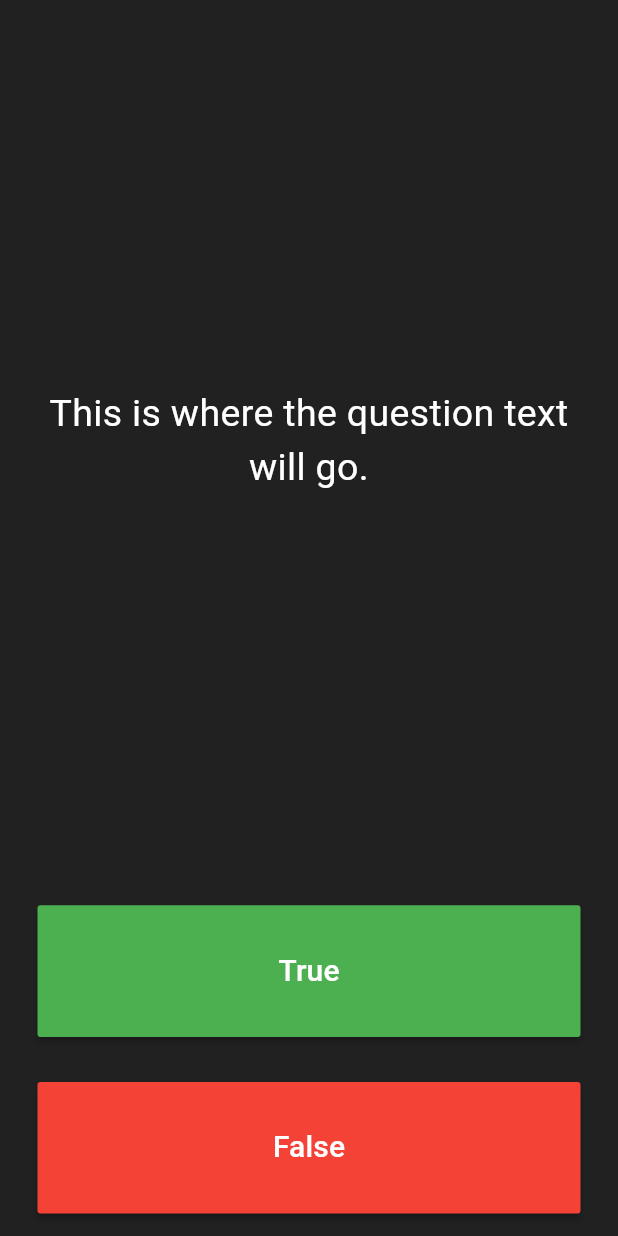
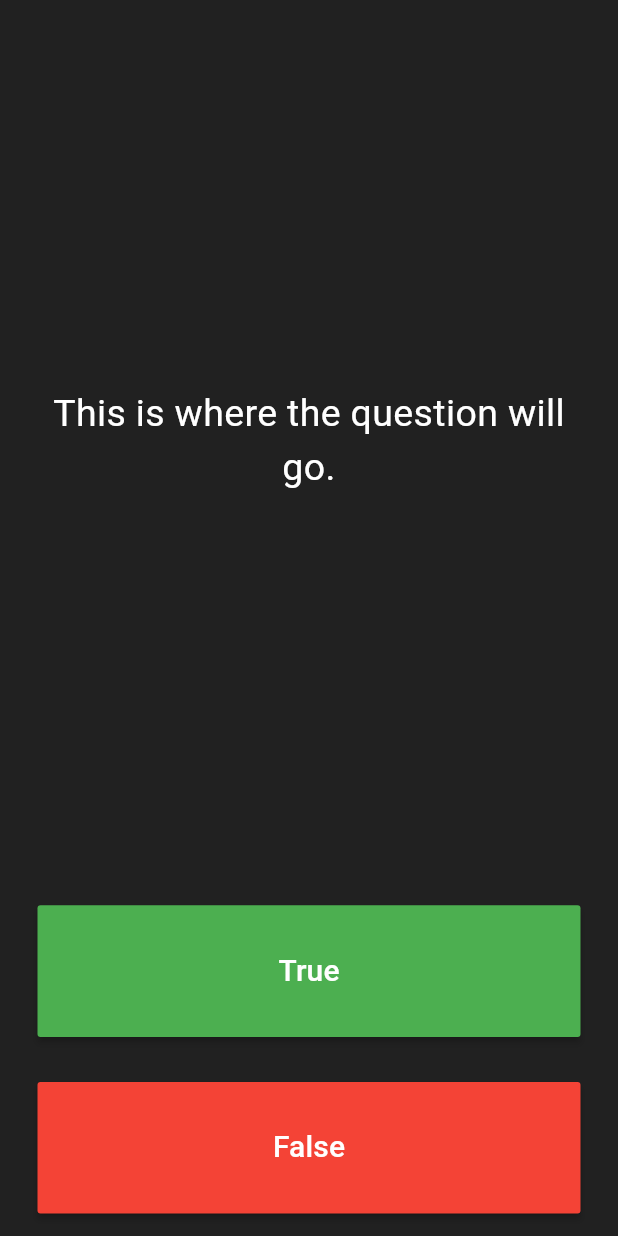
Before and after one commit to gokmentas/quizzler, a Flutter app: the screen it shows after launch, on a phone screen of 412 x 824 dp. Run offline on Flutter 3.47's test engine with Material 3 defaults, Android fonts, the phone set to English and light mode, and no system bars.

Commit message:
Update main.dart

```diff
--- a/lib/main.dart
+++ b/lib/main.dart
@@ -42,7 +42,7 @@ class _QuizPageState extends State<QuizPage> {
             padding: EdgeInsets.all(10.0),
             child: Center(
               child: Text(
-                'This is where the question text will go.',
+                'This is where the question will go.',
                 textAlign: TextAlign.center,
                 style: TextStyle(
                   color: Colors.white,
```
